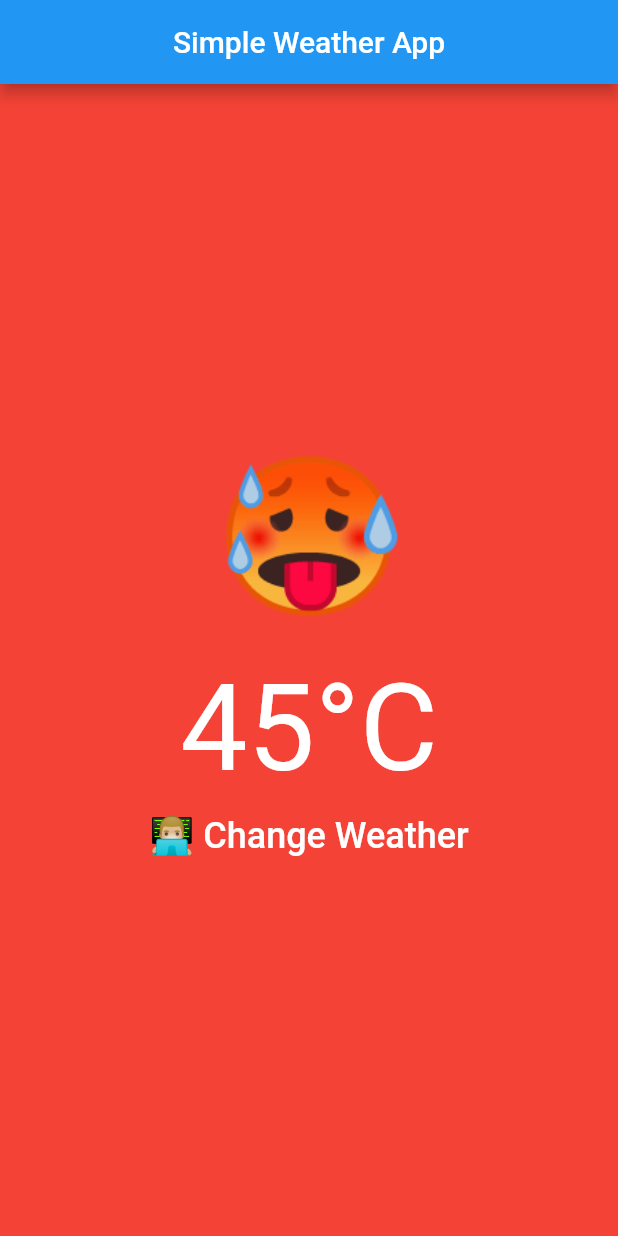
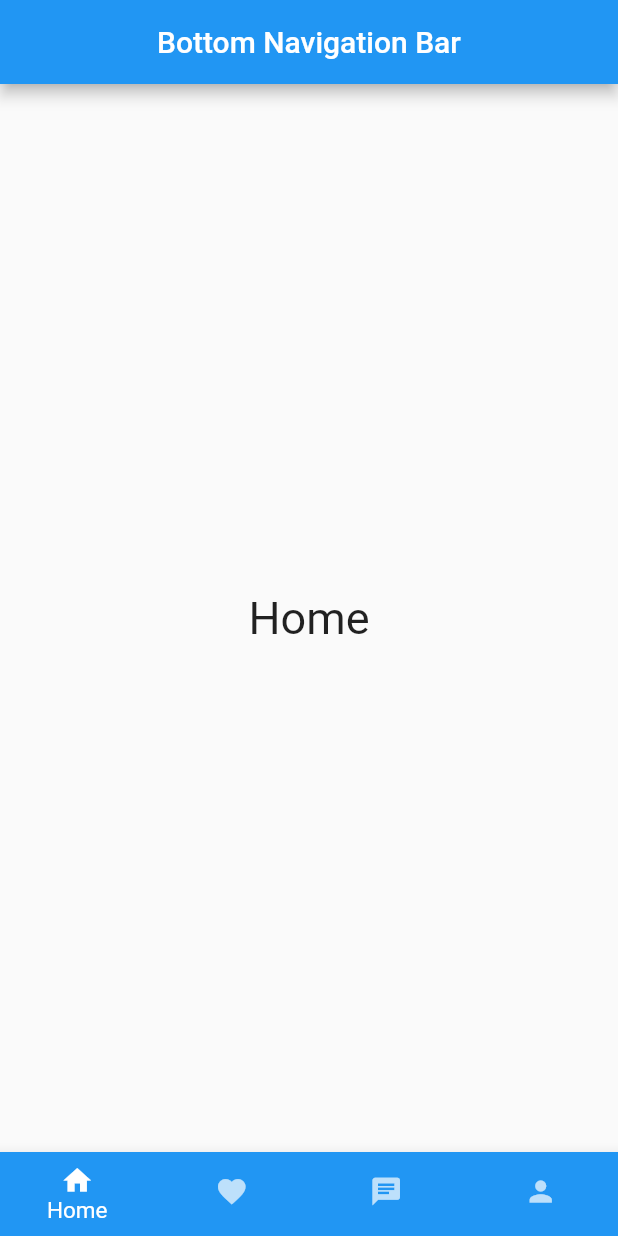
Before and after one commit to haziqkamel/Flutter-Collection, a Flutter app: the screen it shows after launch, on a phone screen of 412 x 824 dp. Run offline on Flutter 3.47's test engine with Material 2 defaults, Android fonts, the phone set to English and light mode, and no system bars.

Commit message:
BottomNavigationBar

```diff
--- /dev/null
+++ b/lib/BottomNavigationBar/bottom_navigation_bar.dart
@@ -0,0 +1,82 @@
+import 'package:flutter/material.dart';
+import 'package:flutter_collection/BottomNavigationBar/page/chatpage.dart';
+import 'package:flutter_collection/BottomNavigationBar/page/favoritepage.dart';
+import 'package:flutter_collection/BottomNavigationBar/page/homepage.dart';
+import 'package:flutter_collection/BottomNavigationBar/page/profilepage.dart';
+
+class BottomNavigationBarTutorial extends StatefulWidget {
+  BottomNavigationBarTutorial({Key? key}) : super(key: key);
+
+  @override
+  _BottomNavigationBarTutorialState createState() =>
+      _BottomNavigationBarTutorialState();
+}
+
+class _BottomNavigationBarTutorialState
+    extends State<BottomNavigationBarTutorial> {
+  int currentIndex = 0;
+  final screens = [
+    HomePage(),
+    FavoritePage(),
+    ChatPage(),
+    ProfilePage(),
+  ];
+
+  @override
+  Widget build(BuildContext context) {
+    return Scaffold(
+      appBar: AppBar(
+        title: Text("Bottom Navigation Bar"),
+        centerTitle: true,
+      ),
+      //IndexedStack help to retain the currentState of the screens when user switching between the screens
+      body: IndexedStack(
+        index: currentIndex,
+        children: screens,
+      ),
+      bottomNavigationBar: BottomNavigationBar(
+        type: BottomNavigationBarType.fixed,
+        backgroundColor: Colors.blue,
+        selectedItemColor: Colors.white,
+        unselectedItemColor: Colors.white70,
+        iconSize: 22,
+        selectedFontSize: 15,
+        unselectedFontSize: 12,
+        showSelectedLabels: true,
+        showUnselectedLabels: false,
+        currentIndex: currentIndex,
+        onTap: (index) => setState(() => currentIndex = index),
+        items: [
+          BottomNavigationBarItem(
+            icon: Icon(
+              Icons.home,
+            ),
+            label: 'Home',
+            // backgroundColor: Colors.blue,
+          ),
+          BottomNavigationBarItem(
+            icon: Icon(
+              Icons.favorite,
+            ),
+            label: 'Favorite',
+            // backgroundColor: Colors.red,
+          ),
+          BottomNavigationBarItem(
+            icon: Icon(
+              Icons.chat,
+            ),
+            label: 'Chat',
+            // backgroundColor: Colors.blue,
+          ),
+          BottomNavigationBarItem(
+            icon: Icon(
+              Icons.person,
+            ),
+            label: 'Profile',
+            // backgroundColor: Colors.green,
+          ),
+        ],
+      ),
+    );
+  }
+}
--- /dev/null
+++ b/lib/BottomNavigationBar/page/chatpage.dart
@@ -0,0 +1,15 @@
+import 'package:flutter/material.dart';
+
+class ChatPage extends StatelessWidget {
+  const ChatPage({Key? key}) : super(key: key);
+
+  @override
+  Widget build(BuildContext context) {
+    return Center(
+      child: Text(
+        'Chat',
+        style: TextStyle(fontSize: 30),
+      ),
+    );
+  }
+}
--- /dev/null
+++ b/lib/BottomNavigationBar/page/favoritepage.dart
@@ -0,0 +1,15 @@
+import 'package:flutter/material.dart';
+
+class FavoritePage extends StatelessWidget {
+  const FavoritePage({Key? key}) : super(key: key);
+
+  @override
+  Widget build(BuildContext context) {
+    return Center(
+      child: Text(
+        'Favorite',
+        style: TextStyle(fontSize: 30),
+      ),
+    );
+  }
+}
--- /dev/null
+++ b/lib/BottomNavigationBar/page/homepage.dart
@@ -0,0 +1,15 @@
+import 'package:flutter/material.dart';
+
+class HomePage extends StatelessWidget {
+  const HomePage({Key? key}) : super(key: key);
+
+  @override
+  Widget build(BuildContext context) {
+    return Center(
+      child: Text(
+        'Home',
+        style: TextStyle(fontSize: 30),
+      ),
+    );
+  }
+}
--- /dev/null
+++ b/lib/BottomNavigationBar/page/profilepage.dart
@@ -0,0 +1,15 @@
+import 'package:flutter/material.dart';
+
+class ProfilePage extends StatelessWidget {
+  const ProfilePage({Key? key}) : super(key: key);
+
+  @override
+  Widget build(BuildContext context) {
+    return Center(
+      child: Text(
+        'Profile',
+        style: TextStyle(fontSize: 30),
+      ),
+    );
+  }
+}
--- a/lib/main.dart
+++ b/lib/main.dart
@@ -1,5 +1,5 @@
 import 'package:flutter/material.dart';
-import 'package:flutter_collection/SimpleWeatherApp/MainPage.dart';
+import 'package:flutter_collection/BottomNavigationBar/bottom_navigation_bar.dart';
 
 void main() {
   runApp(MyApp());
@@ -14,7 +14,7 @@ class MyApp extends StatelessWidget {
       theme: ThemeData(
         primarySwatch: Colors.blue,
       ),
-      home: MainPage(),
+      home: BottomNavigationBarTutorial(),
     );
   }
 }
```
